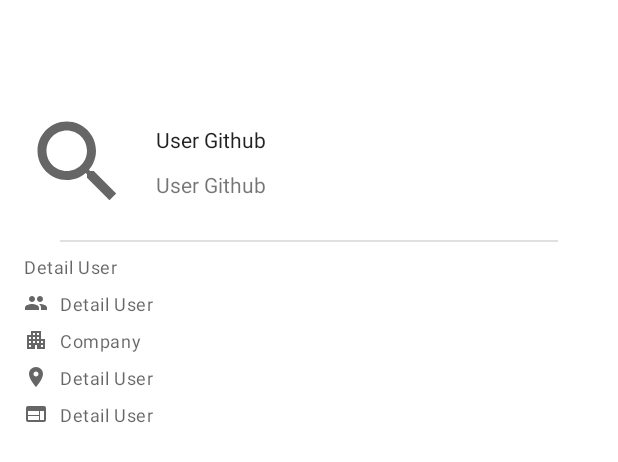
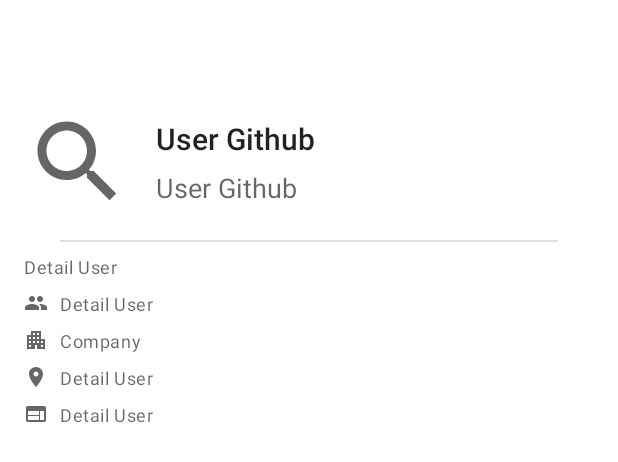
Before and after one commit to robertsetiawan/Dicoding-Expert-Android, an Android app: the layout fragment_user_detail.xml on its own in the app's theme, with its tools: preview values and no code run, on a phone screen of 412 x 824 dp. Shown: the top 462 px of the screen. Run offline under Robolectric (Android 15) with nearby library versions, the phone set to English and light mode, and no system bars.

Commit message:
new style for textview

```diff
--- a/app/src/main/res/layout/fragment_user_detail.xml
+++ b/app/src/main/res/layout/fragment_user_detail.xml
@@ -37,9 +37,7 @@
 
                 <TextView
                     android:id="@+id/name_tv"
-                    style="@style/CustomTextSubtitle"
-                    android:layout_width="wrap_content"
-                    android:layout_height="wrap_content"
+                    style="@style/CustomTextTitle"
                     android:layout_marginStart="16dp"
                     app:layout_constraintBottom_toTopOf="@id/username_tv"
                     app:layout_constraintStart_toEndOf="@id/profile_image"
@@ -48,7 +46,7 @@
 
                 <TextView
                     android:id="@+id/username_tv"
-                    style="@style/CustomNormalText"
+                    style="@style/CustomTextSubtitle"
                     android:layout_width="wrap_content"
                     android:layout_height="wrap_content"
                     android:layout_marginStart="16dp"
--- a/app/src/main/res/layout/user_item.xml
+++ b/app/src/main/res/layout/user_item.xml
@@ -33,9 +33,7 @@
 
         <TextView
             android:id="@+id/user_title_tv"
-            style="@style/TextAppearance.Material3.TitleSmall"
-            android:layout_width="wrap_content"
-            android:layout_height="wrap_content"
+            style="@style/CustomNormalText"
             android:layout_marginStart="10dp"
             app:layout_constraintBottom_toBottomOf="parent"
             app:layout_constraintStart_toEndOf="@id/profile_image"
--- a/app/src/main/res/values/themes.xml
+++ b/app/src/main/res/values/themes.xml
@@ -13,16 +13,23 @@
         <item name="android:statusBarColor" tools:targetApi="l">?attr/colorOnPrimary</item>
         <!-- Customize your theme here. -->
     </style>
+
+    <style name="CustomTextTitle">
+        <item name="android:layout_width">wrap_content</item>
+        <item name="android:layout_height">wrap_content</item>
+        <item name="android:textAppearance">@style/TextAppearance.AppCompat.Title</item>
+    </style>
+
     <style name="CustomTextSubtitle">
         <item name="android:layout_width">wrap_content</item>
         <item name="android:layout_height">wrap_content</item>
-        <item name="android:textAppearance">@style/TextAppearance.AppCompat.Body1</item>
+        <item name="android:textAppearance">@style/TextAppearance.AppCompat.Medium</item>
 
     </style>
     <style name="CustomNormalText">
         <item name="android:layout_width">wrap_content</item>
         <item name="android:layout_height">wrap_content</item>
-        <item name="android:textAppearance">@style/TextAppearance.AppCompat.Small</item>
+        <item name="android:textAppearance">@style/TextAppearance.AppCompat.Subhead</item>
     </style>
 
     <style name="CustomNormalText.Small">
```
